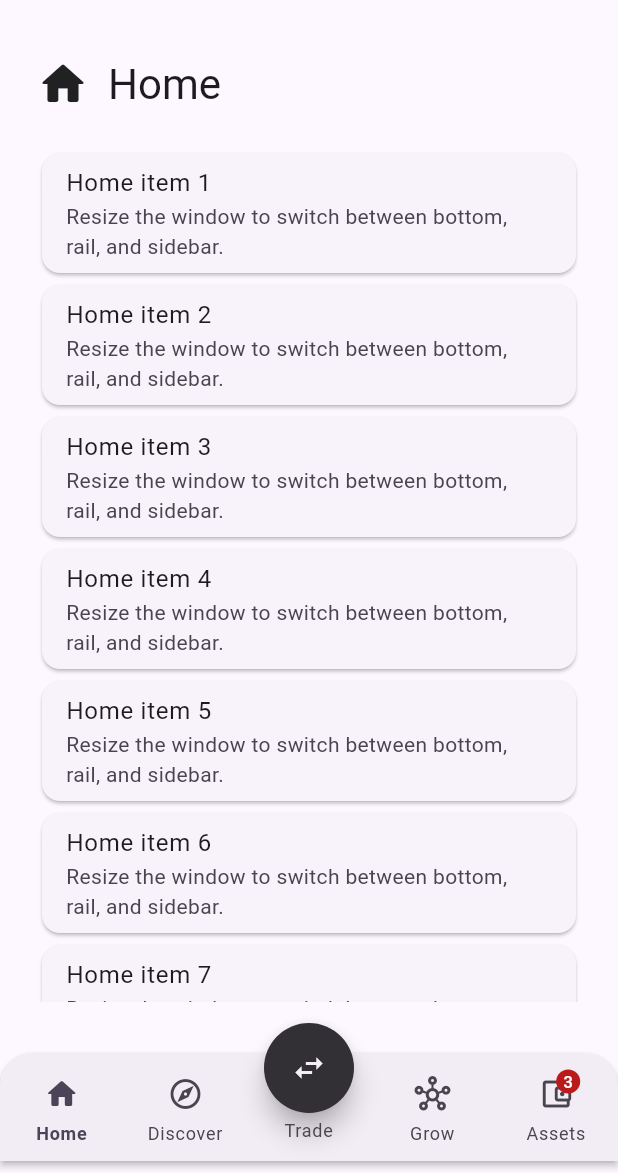
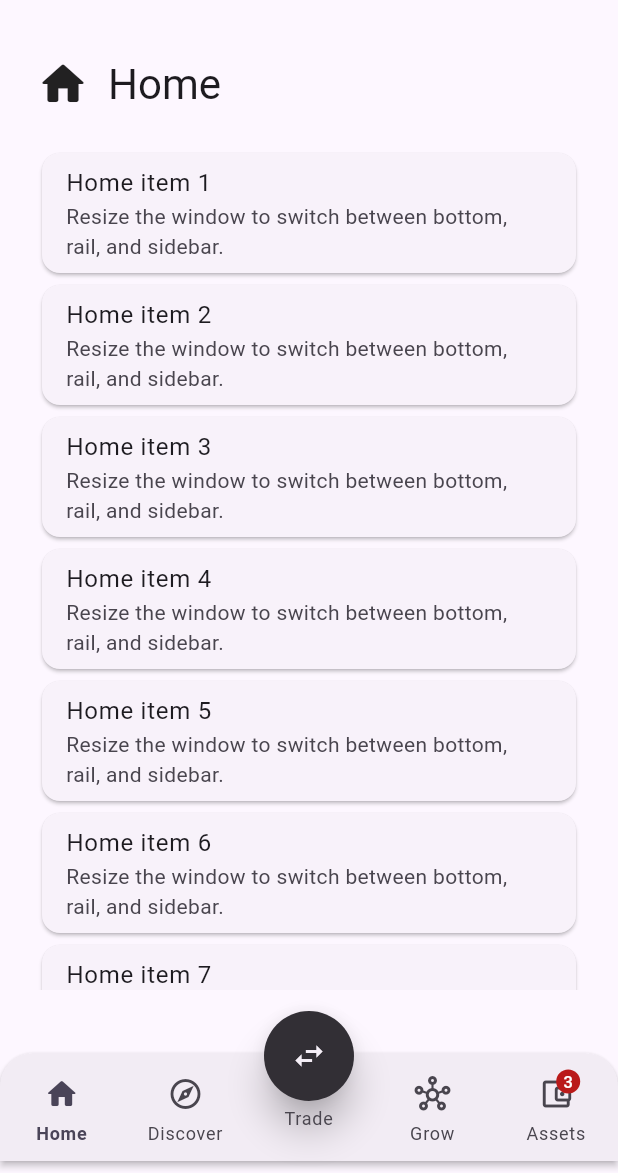
Before and after one commit to devs-flutter-plugin/adaptative_nav_bar, a Flutter app: the screen it shows after launch, on a phone screen of 412 x 824 dp, the part 63-1236 px from its top. Run offline on Flutter 3.47's test engine with Material 3 defaults, Android fonts, the phone set to English and light mode, and no system bars; our stand-ins replace go_router, material_ui.

Commit message:
docs: showcase stronger raised center treatment

```diff
--- a/example/lib/main.dart
+++ b/example/lib/main.dart
@@ -149,8 +149,8 @@ class _DemoShellState extends State<DemoShell> {
               ? const AdaptiveRaisedNavItem(
                   index: 2,
                   size: 60,
-                  offset: 20,
-                  elevation: 7,
+                  offset: 28,
+                  elevation: 10,
                 )
               : null,
         ),
```
